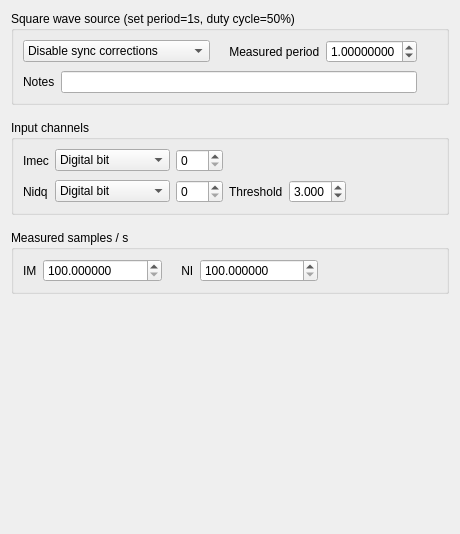
Qt form Forms/SyncTab.ui (billkarsh/SpikeGLX) before a commit.
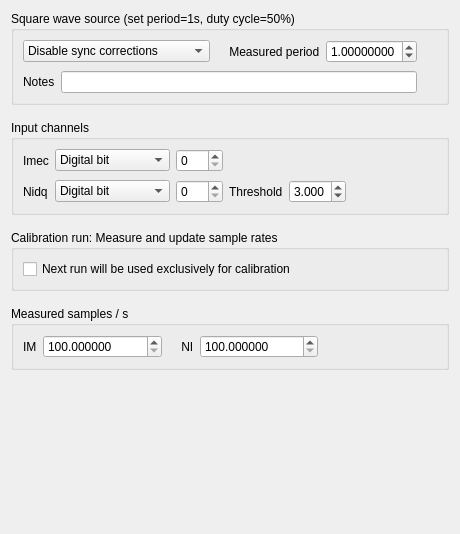
The same form after that commit.

Commit message: Add framework for srate calibration runs

Patch:
```diff
--- a/Forms/SyncTab.ui
+++ b/Forms/SyncTab.ui
@@ -13,7 +13,7 @@
   <property name="windowTitle">
    <string>Form</string>
   </property>
-  <layout class="QGridLayout" name="gridLayout_4">
+  <layout class="QGridLayout" name="gridLayout_5">
    <property name="verticalSpacing">
     <number>15</number>
    </property>
@@ -238,6 +238,31 @@
     </widget>
    </item>
    <item row="2" column="0">
+    <widget class="QGroupBox" name="calGB">
+     <property name="title">
+      <string>Calibration run: Measure and update sample rates</string>
+     </property>
+     <layout class="QGridLayout" name="gridLayout_4">
+      <item row="0" column="0">
+       <widget class="QCheckBox" name="calChk">
+        <property name="sizePolicy">
+         <sizepolicy hsizetype="Preferred" vsizetype="Fixed">
+          <horstretch>0</horstretch>
+          <verstretch>0</verstretch>
+         </sizepolicy>
+        </property>
+        <property name="focusPolicy">
+         <enum>Qt::NoFocus</enum>
+        </property>
+        <property name="text">
+         <string>Next run will be used exclusively for calibration</string>
+        </property>
+       </widget>
+      </item>
+     </layout>
+    </widget>
+   </item>
+   <item row="3" column="0">
     <widget class="QGroupBox" name="srateGB">
      <property name="title">
       <string>Measured samples / s</string>
@@ -311,7 +336,7 @@
      </layout>
     </widget>
    </item>
-   <item row="3" column="0">
+   <item row="4" column="0">
     <spacer name="verticalSpacer">
      <property name="orientation">
       <enum>Qt::Vertical</enum>
```
Left out of the diff: 5 changed lines with no effect on the pictures. The commit also changes 16 other files.
